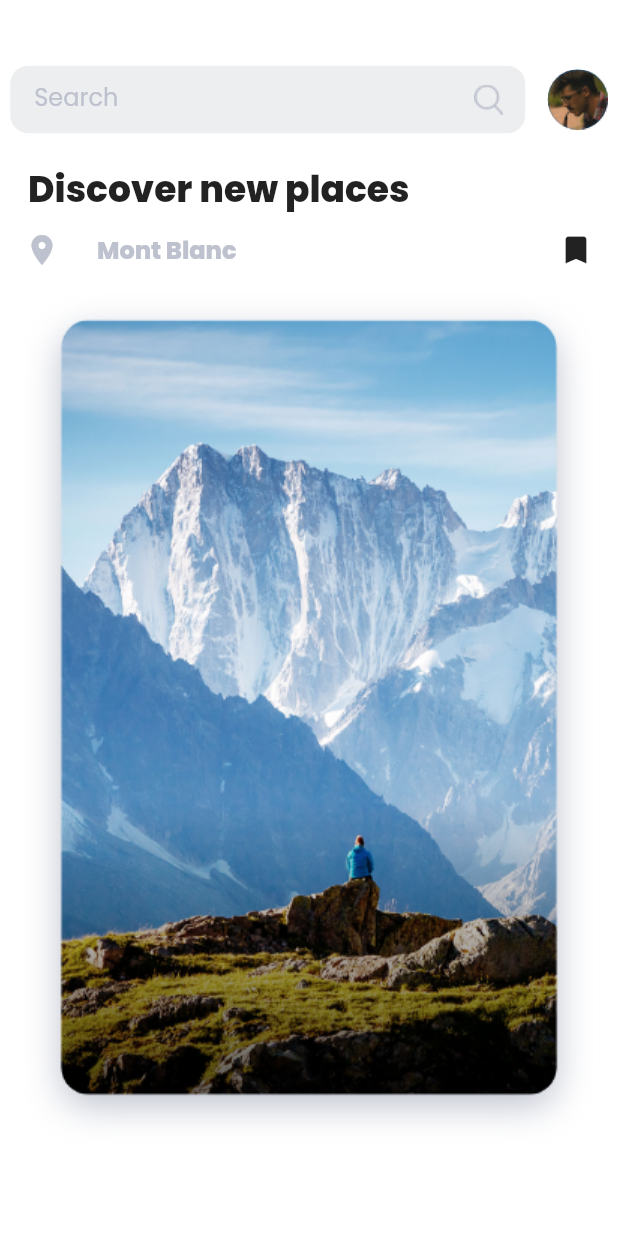
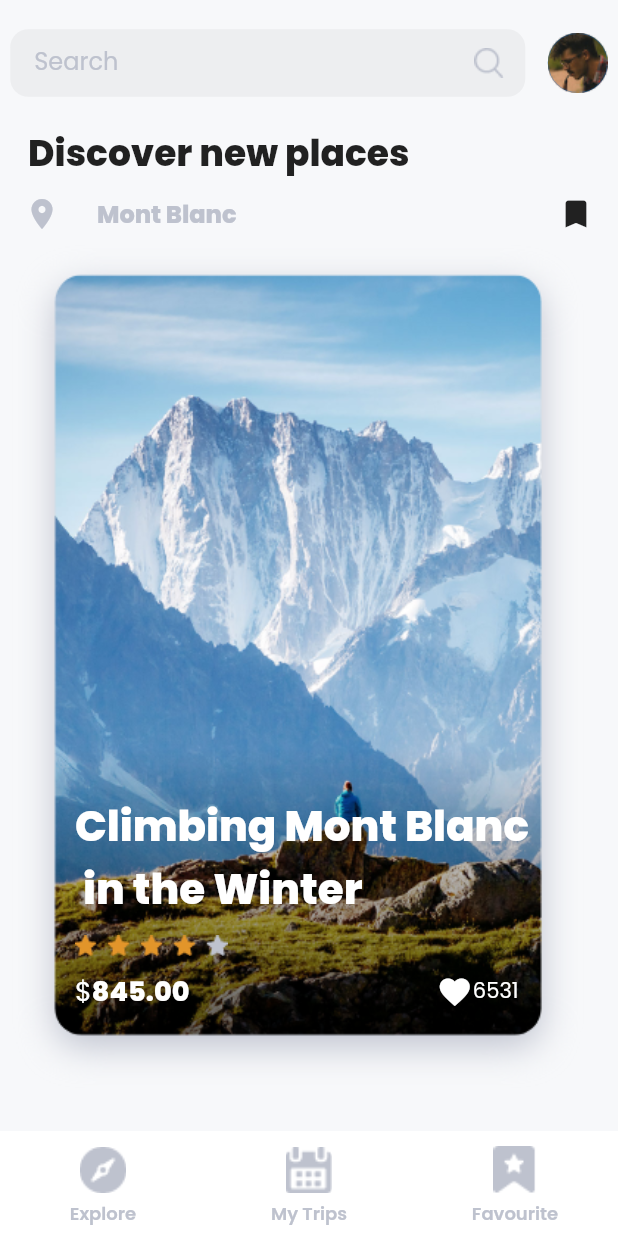
Before and after one commit to alihangedik/ad_gu-UI, a Flutter app: the screen it shows after launch, swiped to page 5, on a phone screen of 412 x 824 dp. Run offline on Flutter 3.47's test engine with Material 2 defaults, Android fonts, the phone set to English and light mode, and no system bars; drawn by our look-alikes of carousel_slider.

Commit message:
Update home_page.dart

```diff
--- a/lib/screens/home_page.dart
+++ b/lib/screens/home_page.dart
@@ -1,3 +1,4 @@
+import 'package:carousel_slider/carousel_slider.dart';
 import 'package:flutter/material.dart';
 
 class Home extends StatefulWidget {
@@ -11,7 +12,46 @@ class _HomeState extends State<Home> {
   @override
   Widget build(BuildContext context) {
     return Scaffold(
-      backgroundColor: Colors.white,
+      bottomNavigationBar: BottomNavigationBar(
+        items: [
+          BottomNavigationBarItem(
+            icon: SizedBox(
+              height: 40,
+              child: Image.asset(
+                "assets/images/explore.png",
+                scale: 0.8,
+              ),
+            ),
+            label: "Explore",
+          ),
+          BottomNavigationBarItem(
+              icon: SizedBox(
+                height: 40,
+                child: Image.asset(
+                  "assets/images/my-trips.png",
+                  scale: 0.8,
+                ),
+              ),
+              label: "My Trips"),
+          BottomNavigationBarItem(
+              icon: SizedBox(
+                  height: 40,
+                  child: Image.asset(
+                    "assets/images/favourite.png",
+                    scale: 0.8,
+                  )),
+              label: "Favourite")
+        ],
+        selectedLabelStyle:
+            const TextStyle(fontSize: 12, fontFamily: "Poppins-SemiBold"),
+        unselectedLabelStyle:
+            const TextStyle(fontSize: 12, fontFamily: "Poppins-SemiBold"),
+        selectedItemColor: const Color(0xffBEC2CE),
+        unselectedItemColor: const Color(0xffBEC2CE),
+        elevation: 0,
+        backgroundColor: Colors.white,
+      ),
+      backgroundColor: Color(0xffF7F8FA),
       body: Column(
         mainAxisAlignment: MainAxisAlignment.center,
         children: [
@@ -97,11 +137,96 @@ class _HomeState extends State<Home> {
               const Icon(Icons.bookmark)
             ],
           ),
-          Container(
-             width: MediaQuery.of(context).size.width / 0.5,
-            child: Image.asset(
+          CarouselSlider(
+            options: CarouselOptions(
+              height: 580,
+              viewportFraction: 1,
+              initialPage: 0,
+              scrollDirection: Axis.horizontal,
+            ),
+            items: [
               "assets/images/image-1.png",
-            ),
+              "assets/images/image-1.png",
+              "assets/images/image-1.png",
+              "assets/images/image-1.png",
+              "assets/images/image-1.png"
+            ].map((i) {
+              return Builder(
+                builder: (BuildContext context) {
+                  return Container(
+                    width: MediaQuery.of(context).size.width,
+                    child: Stack(
+                      children: [
+                        Image.asset(
+                          "$i",
+                        ),
+                        Positioned(
+                          top: 375,
+                          left: 50,
+                          child: Column(
+                            crossAxisAlignment: CrossAxisAlignment.start,
+                            children: [
+                              const Text(
+                                "Climbing Mont Blanc\n in the Winter",
+                                style: TextStyle(
+                                  fontSize: 28,
+                                  fontFamily: "Poppins-ExtraBold",
+                                  color: Colors.white,
+                                ),
+                              ),
+                              const SizedBox(
+                                height: 10,
+                              ),
+                              Container(
+                                alignment: Alignment.centerLeft,
+                                child: Image.asset(
+                                  "assets/images/stars.png",
+                                ),
+                              ),
+                              const SizedBox(
+                                height: 10,
+                              ),
+                              Row(
+                                children: const [
+                                  Text(
+                                    "\$",
+                                    style: TextStyle(
+                                        fontFamily: "Poppins-Regular",
+                                        fontSize: 18,
+                                        color: Colors.white),
+                                  ),
+                                  Text(
+                                    "845.00",
+                                    style: TextStyle(
+                                        fontFamily: "Poppins-ExtraBold",
+                                        fontSize: 18,
+                                        color: Colors.white),
+                                  ),
+                                  SizedBox(
+                                    width: 165,
+                                  ),
+                                  Icon(
+                                    Icons.favorite,
+                                    color: Colors.white,
+                                  ),
+                                  Text(
+                                    "6531",
+                                    style: TextStyle(
+                                        fontFamily: "Poppins-Regular",
+                                        fontSize: 14,
+                                        color: Colors.white),
+                                  )
+                                ],
+                              )
+                            ],
+                          ),
+                        )
+                      ],
+                    ),
+                  );
+                },
+              );
+            }).toList(),
           )
         ],
       ),
```
